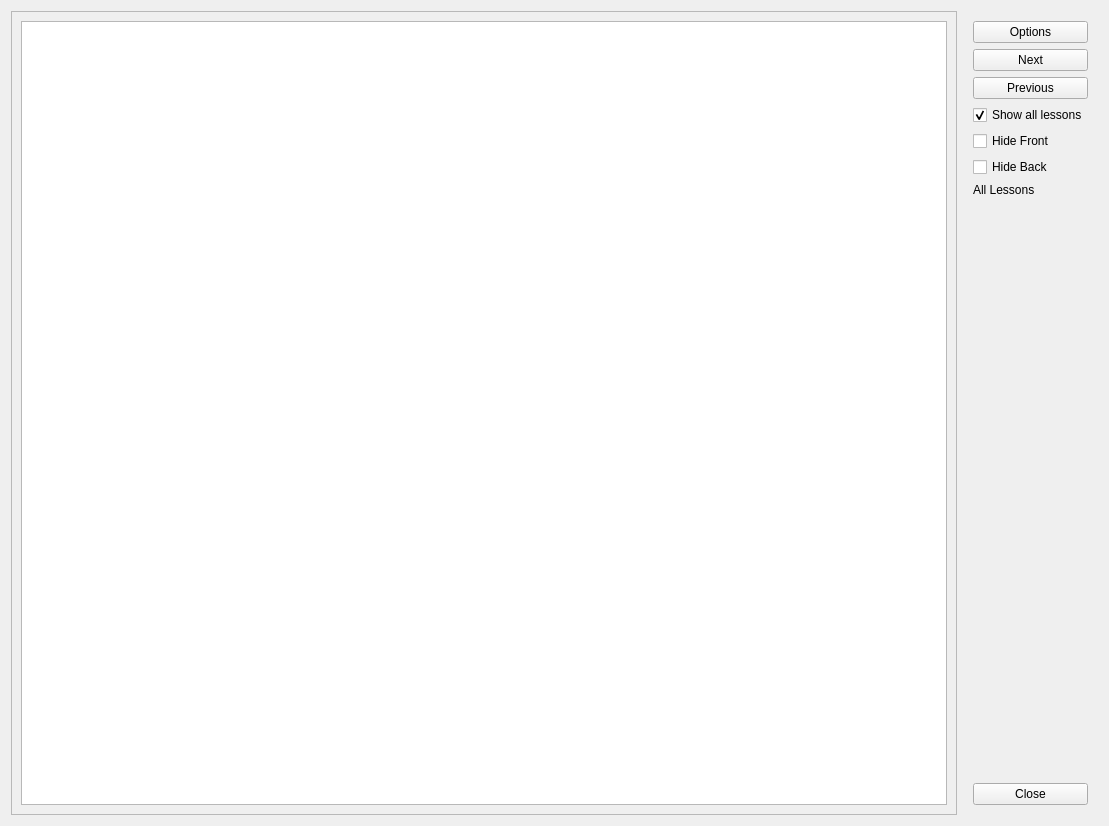
This is forms/list.ui in axelmoreen/AnkiBuddy as Qt 5 draws it before an edit. The edited form follows.
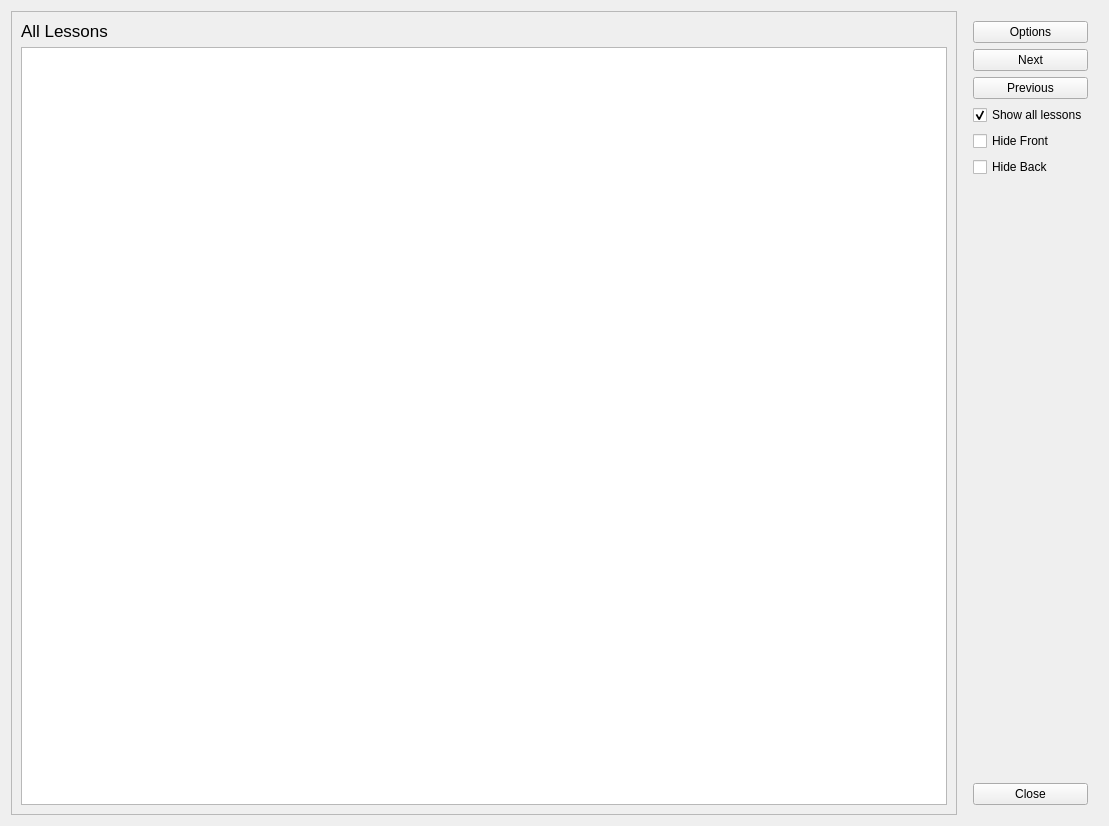
This is the edited form.

Commit message: reimplement list view properly

```diff
--- a/forms/list.ui
+++ b/forms/list.ui
@@ -57,7 +57,7 @@
            </size>
           </property>
           <layout class="QGridLayout" name="gridLayout_2">
-           <item row="0" column="0">
+           <item row="1" column="0">
             <widget class="QTableWidget" name="tableWidget">
              <property name="maximumSize">
               <size>
@@ -91,6 +91,18 @@
              </attribute>
             </widget>
            </item>
+           <item row="0" column="0">
+            <widget class="QLabel" name="lessonLabel">
+             <property name="font">
+              <font>
+               <pointsize>13</pointsize>
+              </font>
+             </property>
+             <property name="text">
+              <string>All Lessons</string>
+             </property>
+            </widget>
+           </item>
           </layout>
          </widget>
         </widget>
@@ -159,13 +171,6 @@
          </property>
         </widget>
        </item>
-       <item>
-        <widget class="QLabel" name="lessonLabel">
-         <property name="text">
-          <string>All Lessons</string>
-         </property>
-        </widget>
-       </item>
        <item>
         <layout class="QHBoxLayout" name="horizontalLayout">
          <property name="sizeConstraint">
```
The commit also changes 5 other files.
